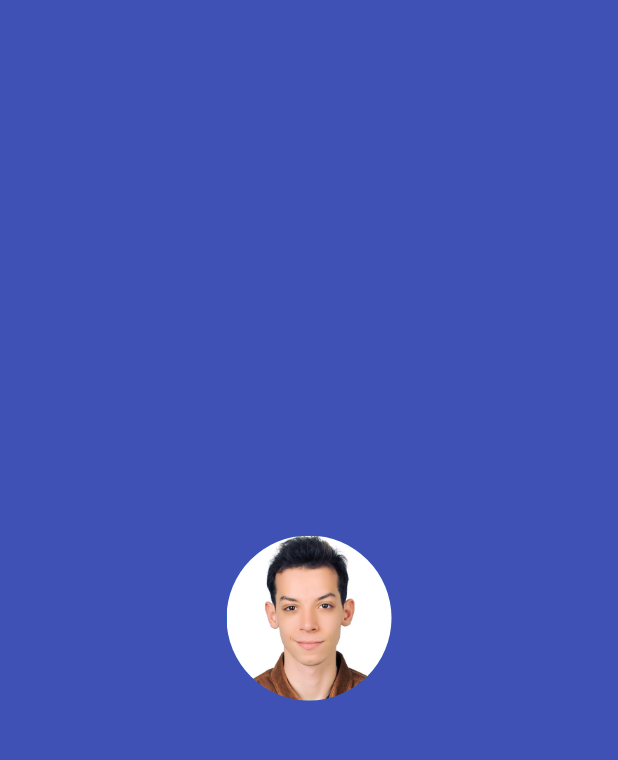
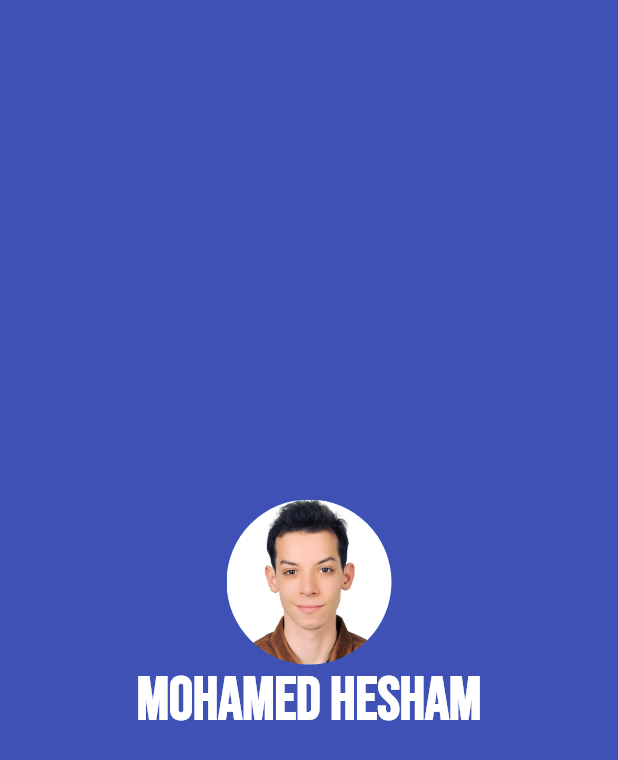
Before and after one commit to EtshD1/icard, a Flutter app: the screen it shows after launch, on a phone screen of 412 x 824 dp. Shown: the top 760 px of the screen. Run offline on Flutter 3.47's test engine with Material 2 defaults, Android fonts, the phone set to English and light mode, and no system bars.

Commit message:
Added name widge

```diff
--- a/lib/src/icard.dart
+++ b/lib/src/icard.dart
@@ -12,6 +12,7 @@ class ICard extends StatelessWidget {
               children: <Widget>[
                 SizedBox(width: double.infinity),
                 _avatar(),
+                _Name(),
               ],
               crossAxisAlignment: CrossAxisAlignment.center,
               mainAxisAlignment: MainAxisAlignment.center,
@@ -28,4 +29,16 @@ class ICard extends StatelessWidget {
       radius: 55.0,
     );
   }
+
+  Widget _Name() {
+    return Text(
+      "MOHAMED HESHAM",
+      style: TextStyle(
+        fontFamily: "BebasNeue",
+        fontSize: 40.0,
+        fontWeight: FontWeight.bold,
+        color: Colors.white,
+      ),
+    );
+  }
 }
```
